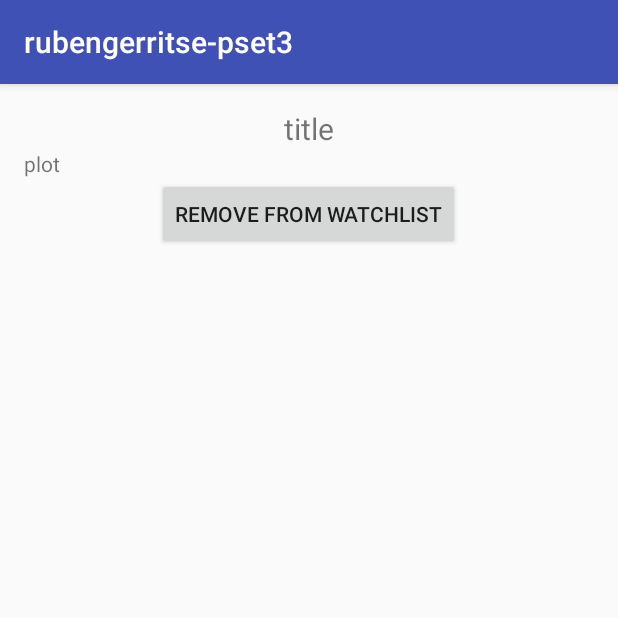
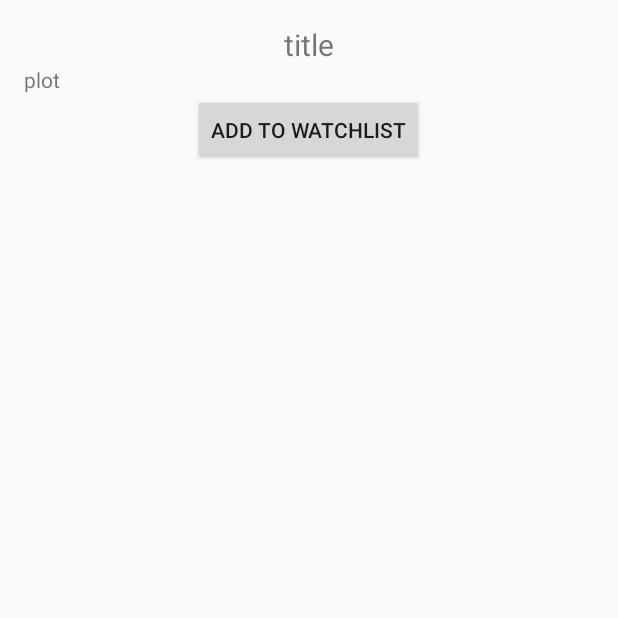
Before and after one commit to Rgerritse/rubengerritse-pset3, an Android app: the MoviePage screen opened directly, with no data from a screen before it, after a tap on "ADD TO WATCHLIST", on a phone screen of 412 x 824 dp, the top half of it. Run offline under Robolectric (Android 15) with nearby library versions, the phone set to English and light mode, and no system bars; network calls fail; 1 statement that could not run was skipped.

```diff
--- a/app/src/main/java/com/example/ruben/rubengerritse_pset3/MoviePage.java
+++ b/app/src/main/java/com/example/ruben/rubengerritse_pset3/MoviePage.java
@@ -8,11 +8,15 @@ import android.view.View;
 import android.widget.Button;
 import android.widget.TextView;
 
+import org.json.JSONException;
+import org.json.JSONObject;
+
 import java.net.MalformedURLException;
 import java.net.URL;
 import java.util.HashSet;
 import java.util.Set;
 import java.util.StringTokenizer;
+import java.util.concurrent.ExecutionException;
 
 /**
  * Created by ruben on 22-9-16.
@@ -20,6 +24,7 @@ import java.util.StringTokenizer;
 
 public class MoviePage extends AppCompatActivity {
     private String imdbID;
+    private JSONObject json;
 
     @Override
     protected void onCreate(Bundle savedInstanceState) {
@@ -29,45 +34,56 @@ public class MoviePage extends AppCompatActivity {
         Intent PrevScreenIntent = getIntent();
         imdbID = PrevScreenIntent.getStringExtra("imdbID");
 
-        URL url = null;
+        TextView titleTextView = (TextView) findViewById(R.id.title_text_view);
+        TextView plotTextView = (TextView) findViewById(R.id.plot_text_view);
         try {
-            url = new URL(String.format("http://www.omdbapi.com/?i=%s", imdbID));
+            URL url = new URL(String.format("http://www.omdbapi.com/?i=%s", imdbID));
+            String jsonString = new DatabaseConnector().execute(url).get();
+            json = new JSONObject(jsonString);
+
+            titleTextView.setText(json.getString("Title"));
+            plotTextView.setText(json.getString("Plot"));
         } catch (MalformedURLException e) {
             e.printStackTrace();
+        } catch (InterruptedException e) {
+            e.printStackTrace();
+        } catch (ExecutionException e) {
+            e.printStackTrace();
+        } catch (JSONException e) {
+            e.printStackTrace();
         }
-        new DatabaseConnector(this, this.findViewById(android.R.id.content).getRootView(), 2).execute(url);
 
-        SharedPreferences pref = getApplicationContext().getSharedPreferences("MyPref", 0);
-        if(pref.contains("savedMovies")){
-            Set<String> savedMovies = pref.getStringSet("savedMovies", null);
-            if (savedMovies.contains(imdbID)){
-                Button changeStatusButton = (Button) findViewById(R.id.change_status_button);
-                changeStatusButton.setText("Remove from watchlist");
-            }
-        }
+//        SharedPreferences pref = getApplicationContext().getSharedPreferences("MyPref", 0);
+//        if(pref.contains("savedMovies")){
+//            Set<String> savedMovies = pref.getStringSet("savedMovies", null);
+//            if (savedMovies.contains(imdbID)){
+//                Button changeStatusButton = (Button) findViewById(R.id.change_status_button);
+//                changeStatusButton.setText("Remove from watchlist");
+//            }
+//        }
 
     }
 
-    public void changeStatus(View view) {
-        SharedPreferences pref = getApplicationContext().getSharedPreferences("MyPref", 0);
-        Set<String> savedMovies;
-        if (pref.contains("savedMovies"))
-        {
-            savedMovies = pref.getStringSet("savedMovies", null);
-        } else {
-            savedMovies = new HashSet<>();
-        }
-
-        Button changeStatusButton = (Button) findViewById(R.id.change_status_button);
-        if (savedMovies.contains(imdbID)){
-            changeStatusButton.setText("Add to watchlist");
-            savedMovies.remove(imdbID);
-        } else {
-            changeStatusButton.setText("Remove from watchlist");
-            savedMovies.add(imdbID);
-        }
-        SharedPreferences.Editor editor = pref.edit();
-        editor.putStringSet("savedMovies", savedMovies);
-        editor.commit();
-    }
+//    public void changeStatus(View view) {
+//        SharedPreferences pref = getApplicationContext().getSharedPreferences("MyPref", 0);
+//        Set<String> savedMovies;
+//        if (pref.contains("savedMovies"))
+//        {
+//            savedMovies = pref.getStringSet("savedMovies", null);
+//        } else {
+//            savedMovies = new HashSet<>();
+//        }
+//
+//        Button changeStatusButton = (Button) findViewById(R.id.change_status_button);
+//        if (savedMovies.contains(imdbID)){
+//            changeStatusButton.setText("Add to watchlist");
+//            savedMovies.remove(imdbID);
+//        } else {
+//            changeStatusButton.setText("Remove from watchlist");
+//            savedMovies.add(imdbID);
+//        }
+//        SharedPreferences.Editor editor = pref.edit();
+//        editor.putStringSet("savedMovies", savedMovies);
+//        editor.commit();
+//    }
 }
--- a/app/src/main/java/com/example/ruben/rubengerritse_pset3/MyAdapter.java
+++ b/app/src/main/java/com/example/ruben/rubengerritse_pset3/MyAdapter.java
@@ -35,6 +35,7 @@ public class MyAdapter extends RecyclerView.Adapter<MyAdapter.ViewHolder>{
                     JSONObject movie = moviesArray.getJSONObject(position);
                     Intent moviePageIntent =  new Intent(context, MoviePage.class);
                     moviePageIntent.putExtra("imdbID", movie.getString("imdbID"));
+//                    moviePageIntent.putExtra("json_string", movie.toString());
                     context.startActivity(moviePageIntent);
 
                 } catch (JSONException e) {
--- a/app/src/main/res/layout/activity_main.xml
+++ b/app/src/main/res/layout/activity_main.xml
@@ -1,6 +1,7 @@
 <?xml version="1.0" encoding="utf-8"?>
 <LinearLayout xmlns:android="http://schemas.android.com/apk/res/android"
     xmlns:tools="http://schemas.android.com/tools"
+    xmlns:app="http://schemas.android.com/apk/res-auto"
     android:id="@+id/activity_main"
     android:layout_width="match_parent"
     android:layout_height="match_parent"
@@ -13,16 +14,15 @@
     android:weightSum="1">
 
     <Button
-        android:layout_width="wrap_content"
+        android:layout_width="match_parent"
         android:layout_height="wrap_content"
-        android:text="to watchlist"
+        android:text="WatchList"
         android:onClick="toWatchList"/>
 
     <LinearLayout
         android:layout_width="match_parent"
         android:layout_height="wrap_content"
         android:orientation="horizontal">
-
 
         <EditText
             android:layout_width="wrap_content"
--- a/app/src/main/res/values/styles.xml
+++ b/app/src/main/res/values/styles.xml
@@ -1,7 +1,7 @@
 <resources>
 
     <!-- Base application theme. -->
-    <style name="AppTheme" parent="Theme.AppCompat.Light.DarkActionBar">
+    <style name="AppTheme" parent="Theme.AppCompat.Light.NoActionBar">
         <!-- Customize your theme here. -->
         <item name="colorPrimary">@color/colorPrimary</item>
         <item name="colorPrimaryDark">@color/colorPrimaryDark</item>
```
Also changed, not shown: app/src/main/java/com/example/ruben/rubengerritse_pset3/DatabaseConnector.java (+1 -39 lines), app/src/main/java/com/example/ruben/rubengerritse_pset3/MainActivity.java (+27 -4 lines), app/src/main/java/com/example/ruben/rubengerritse_pset3/WatchList.java (+15 -8 lines), app/src/main/res/layout/activity_watch_list.xml (+12 -2 lines).
